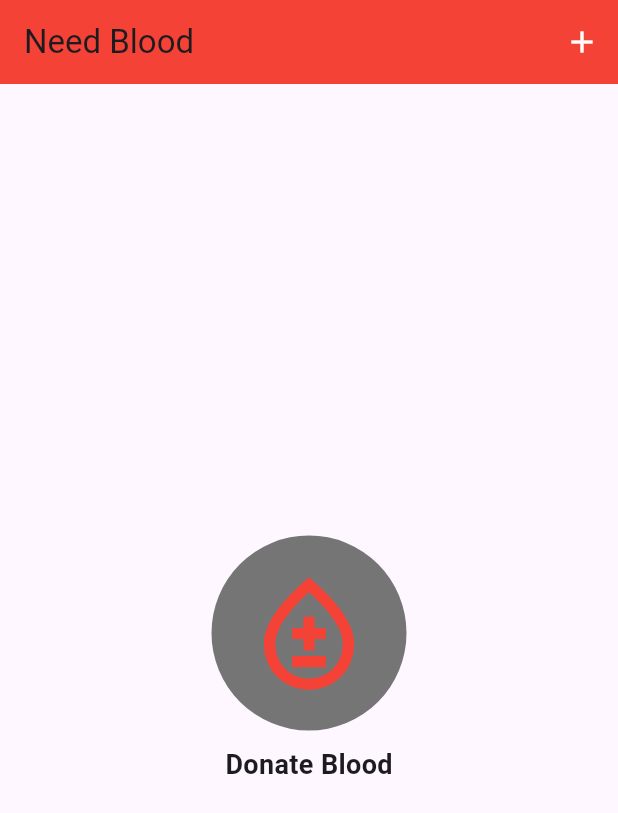
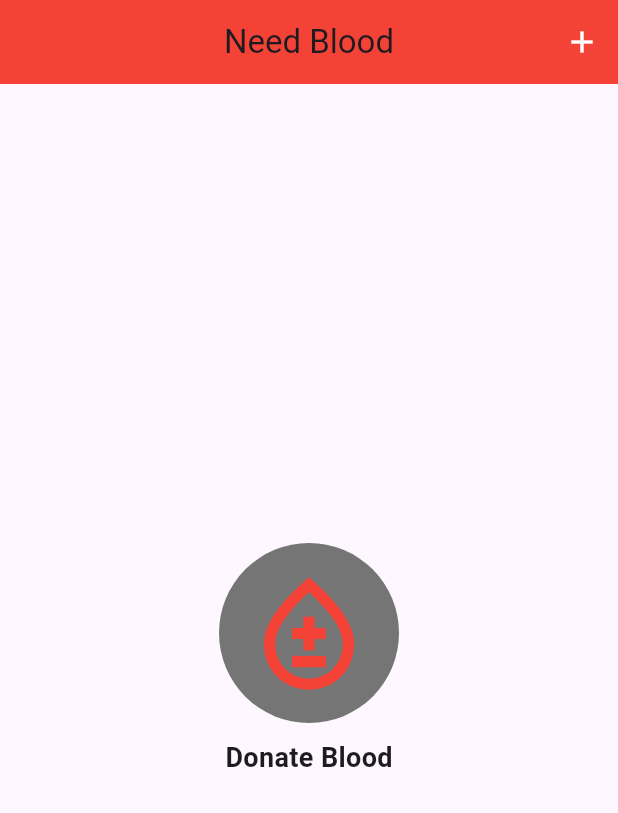
Before and after one commit to foysalpranto121/live_test, a Flutter app: the screen it shows after launch, on a phone screen of 412 x 824 dp. Shown: the top 813 px of the screen. Run offline on Flutter 3.47's test engine with Material 3 defaults, Android fonts, the phone set to English and light mode, and no system bars.

```diff
--- a/lib/main.dart
+++ b/lib/main.dart
@@ -20,6 +20,7 @@ class DonateBloodScreen extends StatelessWidget {
     return Scaffold(
       appBar: AppBar(
         title: Text('Need Blood'),
+        centerTitle: true,
         backgroundColor: Colors.red,
 
         actions: [
@@ -40,13 +41,10 @@ class DonateBloodScreen extends StatelessWidget {
           child: Column(
             mainAxisAlignment: MainAxisAlignment.center,
             children: [
-              Container(
-                padding: EdgeInsets.all(20.0),
-                decoration: BoxDecoration(
-                  color: Colors.grey[600],
+              CircleAvatar(
+                radius: 60.00,
+                backgroundColor: Colors.grey.shade600,
 
-                  shape: BoxShape.circle,
-                ),
                 child: Icon(
                   Icons.bloodtype_outlined ,
                   color: Colors.red,
```
